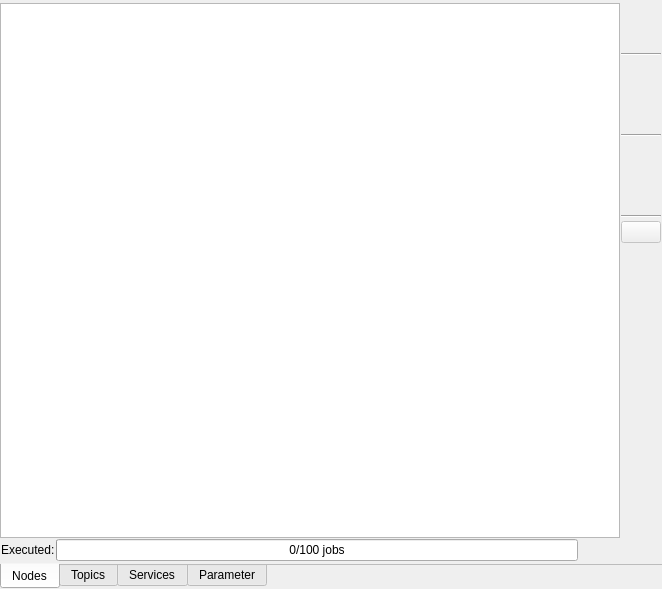
Above: node_manager_fkie/src/node_manager_fkie/MasterTab.ui from fkie/multimaster_fkie before the change. Below: the same form after it.
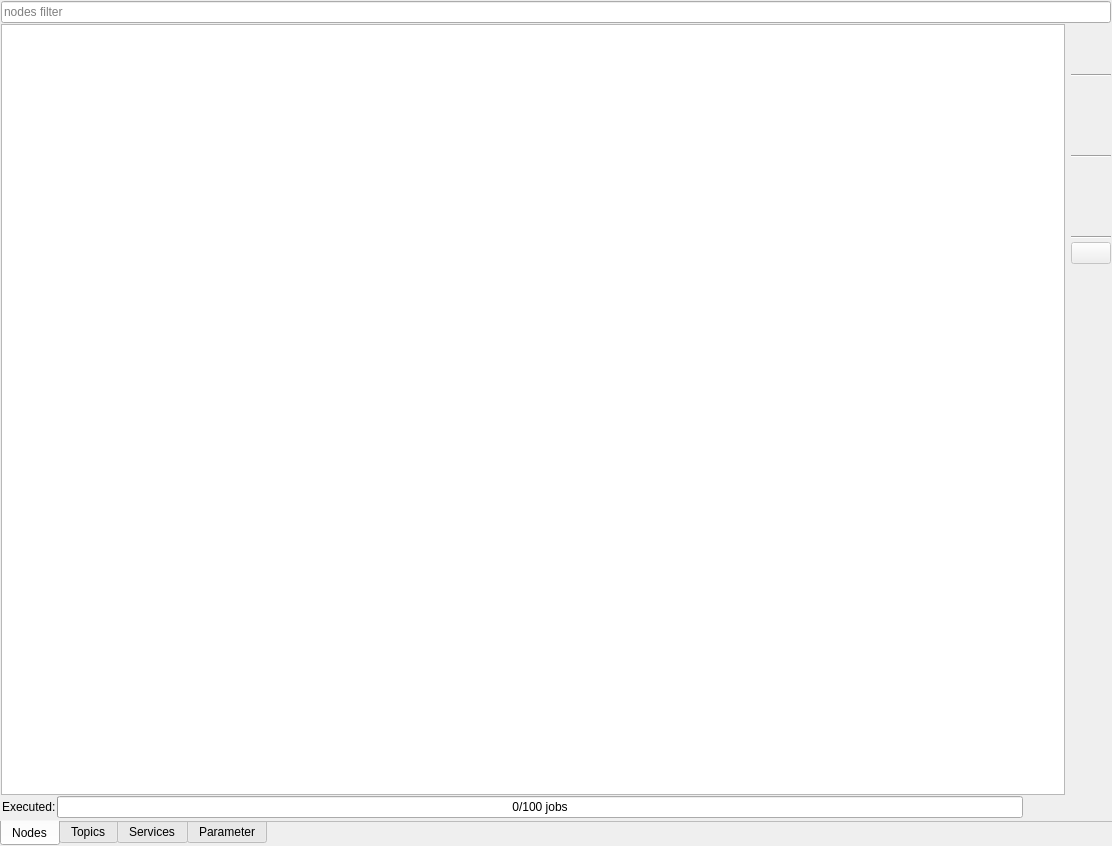
That is the form after the change. Icons and pictures are not drawn. Custom widgets are drawn as their Qt base class.

Commit message:
node_manager_fkie: add filter to nodes view
added also a clear button (also ESC) to all filter lines

What changed in the file:
```diff
--- a/node_manager_fkie/src/node_manager_fkie/MasterTab.ui
+++ b/node_manager_fkie/src/node_manager_fkie/MasterTab.ui
@@ -6,8 +6,8 @@
    <rect>
     <x>0</x>
     <y>0</y>
-    <width>662</width>
-    <height>589</height>
+    <width>1112</width>
+    <height>846</height>
    </rect>
   </property>
   <property name="windowTitle">
@@ -44,21 +44,52 @@
       <attribute name="title">
        <string>Nodes</string>
       </attribute>
-      <layout class="QHBoxLayout" name="horizontalLayout_5">
+      <layout class="QVBoxLayout" name="verticalLayout_6">
        <property name="spacing">
         <number>1</number>
        </property>
-       <property name="leftMargin">
+       <property name="margin">
+        <number>1</number>
+       </property>
+       <item>
+        <widget class="QFrame" name="filter_frame_nodes">
+         <property name="frameShape">
+          <enum>QFrame::NoFrame</enum>
+         </property>
+         <property name="frameShadow">
+          <enum>QFrame::Plain</enum>
+         </property>
+         <property name="lineWidth">
         <number>0</number>
        </property>
-       <property name="topMargin">
-        <number>3</number>
-       </property>
-       <property name="rightMargin">
-        <number>1</number>
-       </property>
-       <property name="bottomMargin">
-        <number>1</number>
+         <layout class="QHBoxLayout" name="horizontalLayout_10">
+          <property name="margin">
+           <number>0</number>
+          </property>
+          <item>
+           <widget class="EnchancedLineEdit" name="nodeFilterInput">
+            <property name="visible">
+             <bool>true</bool>
+            </property>
+            <property name="placeholderText">
+             <string>nodes filter</string>
+            </property>
+           </widget>
+          </item>
+         </layout>
+        </widget>
+       </item>
+       <item>
+        <widget class="QFrame" name="nodesFrame">
+         <property name="frameShape">
+          <enum>QFrame::NoFrame</enum>
+         </property>
+         <property name="frameShadow">
+          <enum>QFrame::Plain</enum>
+         </property>
+         <layout class="QHBoxLayout" name="horizontalLayout_9">
+          <property name="margin">
+           <number>0</number>
        </property>
        <item>
         <widget class="QFrame" name="frame">
@@ -580,6 +611,9 @@
        </item>
       </layout>
      </widget>
+       </item>
+      </layout>
+     </widget>
      <widget class="QWidget" name="tabTopics">
       <attribute name="title">
        <string>Topics</string>
@@ -1250,6 +1284,13 @@
    </item>
   </layout>
  </widget>
+ <customwidgets>
+  <customwidget>
+   <class>EnchancedLineEdit</class>
+   <extends>QLineEdit</extends>
+   <header>node_manager_fkie/editor/line_edit</header>
+  </customwidget>
+ </customwidgets>
  <resources>
   <include location="GUI.qrc"/>
  </resources>
```
Left out of the diff: 12 changed lines with no effect on the pictures. Lines whose indentation alone changed are shown as unchanged. The commit also changes 3 other files.
